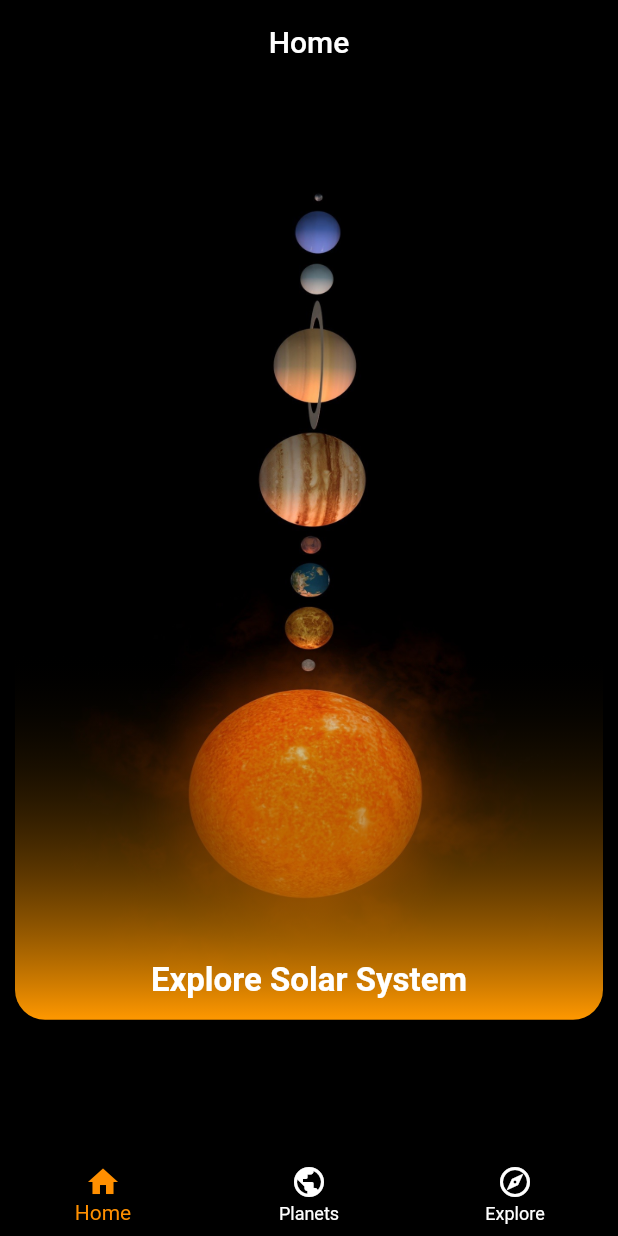
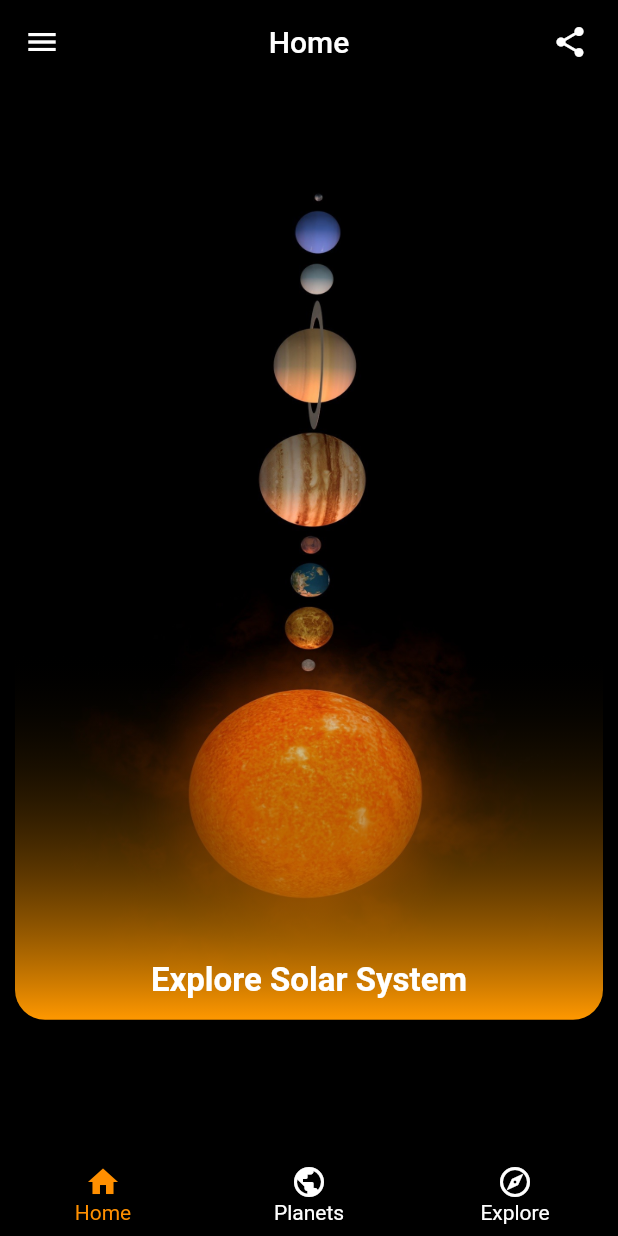
Before and after one commit to lohith-hg/singularity, a Flutter app: the screen it shows after launch, on a phone screen of 412 x 824 dp. Run offline on Flutter 3.47's test engine with Material 2 defaults, Android fonts, the phone set to English and light mode, and no system bars; drawn by our look-alikes of screenshot; our stand-ins replace google_fonts, share_plus.

Commit message:
All set to go live on playstore (version 1.0.0)

```diff
--- a/lib/data/articles_data.dart
+++ b/lib/data/articles_data.dart
@@ -6,7 +6,7 @@ List<Article> universeArticles = [
     heading: 'Origin of the Universe',
     discription:
         'The universe is believed to have originated about 15 billion years ago as a dense, hot globule of gas expanding rapidly outward. At that time, the universe contained nothing but hydrogen and a small amount of helium. There were no stars and no planets. The first stars probably began to form out of hydrogen when the universe was about 100 million years old. This is how our Sun originated about 4.49 billion years ago.',
-    imgUrl: ['assets/nasa-rTZW4f02zY8-unsplash.jpg'],
+    imgUrl: ['assets/origin.png'],
     imgCredits: ['NASA'],
     paragraphs: [
       Paragraph(
--- a/lib/screens/bottom_nav_bar.dart
+++ b/lib/screens/bottom_nav_bar.dart
@@ -1,4 +1,5 @@
 import 'package:flutter/material.dart';
+import 'package:google_fonts/google_fonts.dart';
 import 'package:singularity/constants/colors.dart';
 import 'package:singularity/screens/explore_screen.dart';
 import 'package:singularity/screens/home_screen.dart';
@@ -33,6 +34,14 @@ class _BottomNavigationState extends State<BottomNavigation> {
       ),
       bottomNavigationBar: BottomNavigationBar(
         backgroundColor: primaryColor,
+        selectedLabelStyle: TextStyle(
+            color: Colors.grey.shade200,
+            fontSize: 14,
+            fontFamily: GoogleFonts.titilliumWeb().fontFamily),
+        unselectedLabelStyle: TextStyle(
+            color: Colors.grey.shade200,
+            fontSize: 14,
+            fontFamily: GoogleFonts.titilliumWeb().fontFamily),
         items: const <BottomNavigationBarItem>[
           BottomNavigationBarItem(
             icon: Icon(Icons.home),
--- a/lib/screens/home_screen.dart
+++ b/lib/screens/home_screen.dart
@@ -1,7 +1,13 @@
+import 'dart:io';
+import 'dart:typed_data';
+import 'package:path_provider/path_provider.dart';
 import 'package:flutter/material.dart';
 import 'package:google_fonts/google_fonts.dart';
 import 'package:singularity/constants/colors.dart';
 import 'package:singularity/screens/solar_system_screen.dart';
+import 'package:url_launcher/url_launcher.dart';
+import 'package:screenshot/screenshot.dart';
+import 'package:share_plus/share_plus.dart';
 
 class HomeScreen extends StatefulWidget {
   const HomeScreen({Key? key}) : super(key: key);
@@ -11,6 +17,7 @@ class HomeScreen extends StatefulWidget {
 }
 
 class _HomeScreenState extends State<HomeScreen> {
+  final controller = ScreenshotController();
   @override
   Widget build(BuildContext context) {
     return Scaffold(
@@ -23,6 +30,95 @@ class _HomeScreenState extends State<HomeScreen> {
         centerTitle: true,
         elevation: 2,
         backgroundColor: Colors.black,
+        actions: [
+          Padding(
+            padding: const EdgeInsets.only(right: 8),
+            child: IconButton(
+              icon: const Icon(Icons.share),
+              color: Colors.white,
+              onPressed: () async {
+                final image = await controller.capture();
+                saveAndShare(image!);
+              },
+            ),
+          ),
+        ],
+      ),
+      drawer: Drawer(
+        backgroundColor: primaryColor,
+        child: ListView(
+          padding: EdgeInsets.zero,
+          children: [
+            const SizedBox(
+              height: 50,
+            ),
+            Column(
+              children: [
+                const Image(
+                  height: 150,
+                  width: 150,
+                  image: AssetImage(
+                    'assets/app_icon.png',
+                  ),
+                ),
+                Text('Singulatity',
+                    style: TextStyle(
+                        color: Colors.grey.shade200,
+                        fontSize: 22,
+                        fontFamily: GoogleFonts.titilliumWeb().fontFamily))
+              ],
+            ),
+            const SizedBox(
+              height: 25,
+            ),
+            ListTile(
+              title: Text('Share',
+                  style: TextStyle(
+                      color: Colors.grey.shade200,
+                      fontSize: 18,
+                      fontFamily: GoogleFonts.titilliumWeb().fontFamily)),
+              leading: const Icon(
+                Icons.share,
+                color: Colors.white,
+              ),
+              onTap: () async {
+                final image = await controller.capture();
+                saveAndShare(image!);
+              },
+            ),
+            ListTile(
+              title: Text('Contact us',
+                  style: TextStyle(
+                      color: Colors.grey.shade200,
+                      fontSize: 18,
+                      fontFamily: GoogleFonts.titilliumWeb().fontFamily)),
+              onTap: () {
+                launchEmail(
+                    toEmail: 'lohithhggjc@gmail.com',
+                    subject: 'Hello developer,',
+                    message: ' ');
+              },
+            ),
+            ListTile(
+              title: Text('Terms & conditions',
+                  style: TextStyle(
+                      color: Colors.grey.shade200,
+                      fontSize: 18,
+                      fontFamily: GoogleFonts.titilliumWeb().fontFamily)),
+              onTap: () {
+                launch('https://flutter.dev');
+              },
+            ),
+            ListTile(
+              title: Text('About us',
+                  style: TextStyle(
+                      color: Colors.grey.shade200,
+                      fontSize: 18,
+                      fontFamily: GoogleFonts.titilliumWeb().fontFamily)),
+              onTap: () {},
+            ),
+          ],
+        ),
       ),
       body: InkWell(
         onTap: () {
@@ -32,6 +128,8 @@ class _HomeScreenState extends State<HomeScreen> {
             ),
           );
         },
+        child: Screenshot(
+          controller: controller,
           child: Container(
             padding: const EdgeInsets.all(10.0),
             width: double.infinity,
@@ -92,6 +190,28 @@ class _HomeScreenState extends State<HomeScreen> {
             ),
           ),
         ),
+      ),
     );
   }
+
+  Future launchEmail(
+      {required String toEmail,
+      required String subject,
+      required String message}) async {
+    final url =
+        'mailto:$toEmail?subject=${Uri.encodeFull(subject)}&body=${Uri.encodeFull(message)}';
+
+    if (await canLaunch(url)) {
+      await launch(url);
     }
+  }
+
+  Future saveAndShare(Uint8List? bytes) async {
+    final directory = await getApplicationDocumentsDirectory();
+    final image = File('${directory.path}/singularity.png');
+    await image.writeAsBytes(bytes!);
+    String text =
+        'Hey,Check out this singularity app, singularity is an app where you can explore and learn about universe,stars,planets -';
+    await Share.shareFiles([image.path], text: text);
+  }
+}
--- a/lib/widgets/dash_line_painter.dart
+++ b/lib/widgets/dash_line_painter.dart
@@ -18,7 +18,7 @@ class DashLinePainter extends CustomPainter {
 
     var venus = Path()
       ..moveTo(0, size.height / 0.7)
-      ..arcToPoint(Offset(size.width, size.height / 1.36),
+      ..arcToPoint(Offset(size.width, size.height / 1.34),
           radius: const Radius.circular(100), clockwise: true, rotation: 50);
 
     var earth = Path()
```
Also changed, not shown: lib/screens/planet_detail_screen.dart (+8 -7 lines), lib/screens/planets_screen.dart (+6 -6 lines), lib/screens/solar_system_screen.dart (+13 -13 lines), pubspec.yaml (+9 -0 lines), assets/6.png, assets/8.png, assets/app_icon.png (added), assets/ivana-cajina-asuyh-_ZX54-unsplash.jpg (deleted), assets/origin.png (added), assets/space_background.png (added), assets/sun-gcae476ee0_1920.jpg (deleted), assets/theory.png (added), pubspec.lock, 35 other files. Lines whose indentation alone changed are shown as unchanged.
